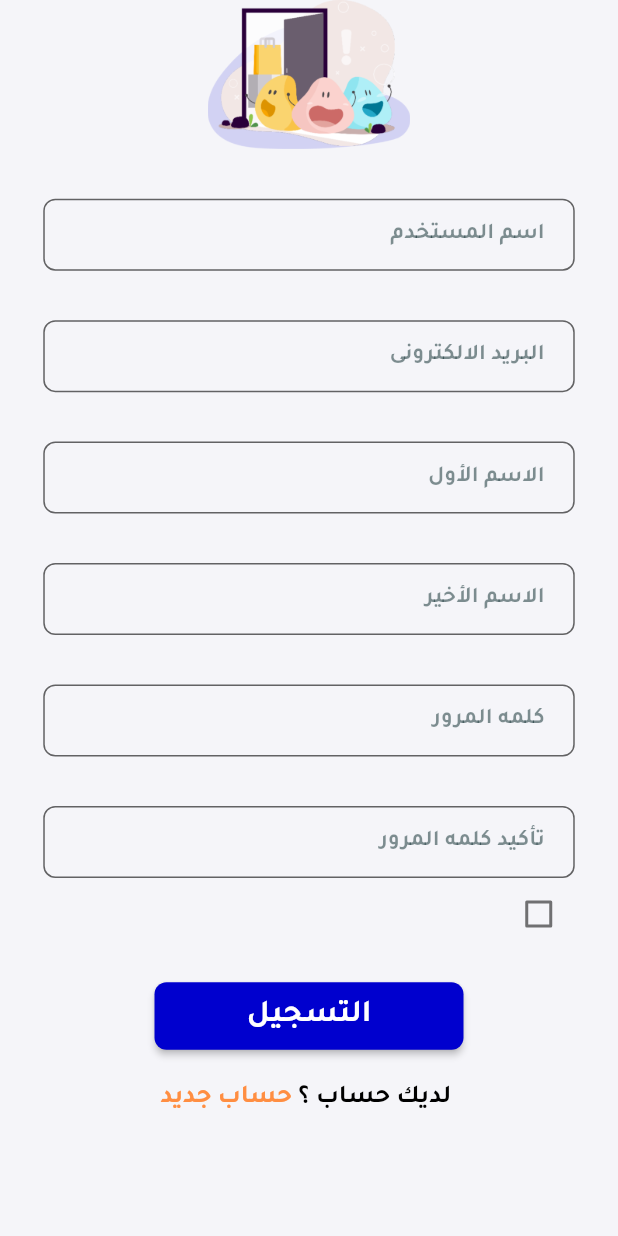
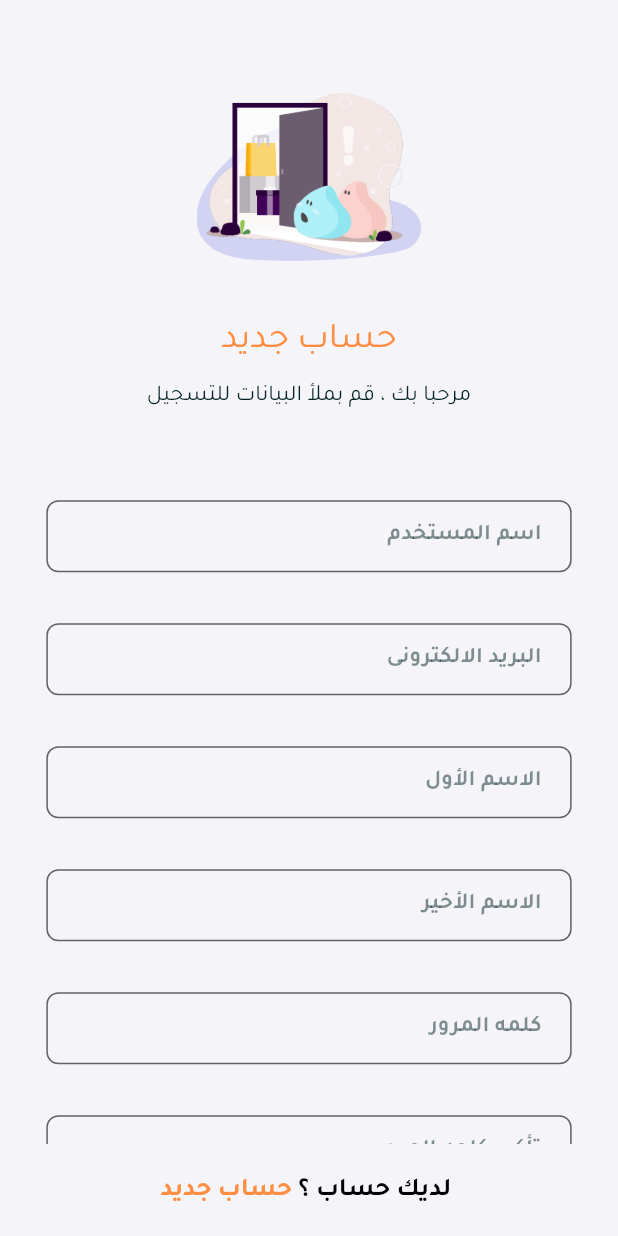
Before and after one commit to mod-ibr/E_commerce_app_kortobaa, a Flutter app: the RegisterViewAuth screen opened by its route, on a phone screen of 412 x 824 dp. Run offline on Flutter 3.47's test engine with Material 2 defaults, Android fonts, the phone set to English and light mode, and no system bars; our stand-ins replace awesome_dialog, dartz, device_preview, dio, flutter_bloc, flutter_screenutil and 4 more; missing offline and left inert: connectivity_checker; accounts and stored records are empty; generated files the repository leaves out were written again.

Commit message:
Register UI and Logic

```diff
--- a/lib/core/localization/l10n/intl_ar.arb
+++ b/lib/core/localization/l10n/intl_ar.arb
@@ -24,5 +24,6 @@
   "confirmPassword": "تأكيد كلمه المرور",
   "firstName": "الاسم الأول",
   "lastName": "الاسم الأخير",
-  "warning": "تحذير"
+  "warning": "تحذير",
+  "accountCreatedSuccessfully": "تهانينا، تم إنشاء الحساب بنجاح."
 }
--- a/lib/core/localization/l10n/intl_en.arb
+++ b/lib/core/localization/l10n/intl_en.arb
@@ -24,5 +24,6 @@
   "confirmPassword": "Confirm password",
   "firstName": "First name",
   "lastName": "Last name",
-  "warning": "Warning"
+  "warning": "Warning",
+  "accountCreatedSuccessfully": "Congratulations, account create successfully."
 }
--- a/lib/features/auth/presentation/views/auth_register_view.dart
+++ b/lib/features/auth/presentation/views/auth_register_view.dart
@@ -1,12 +1,28 @@
 import 'package:flutter/material.dart';
+import '../../../../core/localization/l10n.dart';
+import '../../../../core/utils/app_router.dart';
+import 'widgets/auth_footer.dart';
 import 'widgets/auth_register_view_body.dart';
 
 class RegisterViewAuth extends StatelessWidget {
   const RegisterViewAuth({super.key});
   @override
   Widget build(BuildContext context) {
-    return const Scaffold(
-      body: RegisterViewBodyAuth(),
+    final locale = getL10n(context);
+    final size = MediaQuery.of(context).size;
+    return Scaffold(
+      body: const RegisterViewBodyAuth(),
+      bottomNavigationBar: Padding(
+        padding: EdgeInsets.symmetric(vertical: size.width * 0.05),
+        child: FooterAuth(
+          title: locale.haveAccount,
+          bttnTitle: locale.newAccount,
+          onTap: () {
+            Navigator.pushNamedAndRemoveUntil(
+                context, kLogInView, (route) => false);
+          },
+        ),
+      ),
     );
   }
 }
--- a/lib/features/auth/presentation/views/widgets/auth_log_in_view_body.dart
+++ b/lib/features/auth/presentation/views/widgets/auth_log_in_view_body.dart
@@ -28,7 +28,7 @@ class LogInViewBodyAuth extends StatelessWidget {
               ),
             ),
             Padding(
-              padding: EdgeInsetsDirectional.only(bottom: 13.h),
+              padding: const EdgeInsetsDirectional.only(bottom: 13),
               child: Text(
                 locale.signIn,
                 style: theme.textTheme.headlineSmall?.copyWith(
@@ -37,7 +37,7 @@ class LogInViewBodyAuth extends StatelessWidget {
               ),
             ),
             Padding(
-              padding: EdgeInsetsDirectional.only(bottom: 79.h),
+              padding: const EdgeInsetsDirectional.only(bottom: 79),
               child: Text(
                 locale.pleaseLogInToCompletePurchase,
                 style: theme.textTheme.bodyLarge?.copyWith(
--- a/lib/features/auth/presentation/views/widgets/auth_log_in_view_form.dart
+++ b/lib/features/auth/presentation/views/widgets/auth_log_in_view_form.dart
@@ -79,10 +79,7 @@ class _LogInViewFormAuthState extends State<LogInViewFormAuth> {
         title: locale.warning,
         content: state.failure.errorMessage ??
             state.failure.exceptionType.toString(),
-        actions: [
-          TextButton(
-              child: Text(locale.ok), onPressed: () => Navigator.pop(context)),
-        ],
+
       );
     }
   }
--- a/lib/features/auth/presentation/views/widgets/auth_register_view_body.dart
+++ b/lib/features/auth/presentation/views/widgets/auth_register_view_body.dart
@@ -2,8 +2,6 @@ import 'package:flutter/material.dart';
 import 'package:flutter_screenutil/flutter_screenutil.dart';
 import '../../../../../core/constants/assets/assets_images.dart';
 import '../../../../../core/localization/l10n.dart';
-
-import 'auth_footer.dart';
 import 'auth_register_view_form.dart';
 
 class RegisterViewBodyAuth extends StatelessWidget {
@@ -11,33 +9,43 @@ class RegisterViewBodyAuth extends StatelessWidget {
 
   @override
   Widget build(BuildContext context) {
-    final size = MediaQuery.of(context).size;
     final locale = getL10n(context);
+    final theme = Theme.of(context);
 
     return Padding(
-      padding: EdgeInsets.symmetric(horizontal: size.width * 0.07),
+      padding: EdgeInsets.symmetric(horizontal: 27.w),
       child: SingleChildScrollView(
         physics: const BouncingScrollPhysics(),
         child: Column(
           mainAxisAlignment: MainAxisAlignment.center,
           children: [
-            Image.asset(
-              AssetsImages.signup,
-              width: 131.w,
-              height: 96.h,
+            Container(
+              margin: EdgeInsetsDirectional.only(top: 54.h, bottom: 32.h),
+              child: Image.asset(
+                AssetsImages.login,
+                width: 131.w,
+                height: 120.h,
+              ),
+            ),
+            Padding(
+              padding: const EdgeInsetsDirectional.only(bottom: 13),
+              child: Text(
+                locale.newAccount,
+                style: theme.textTheme.headlineSmall?.copyWith(
+                    fontWeight: FontWeight.w400,
+                    color: theme.colorScheme.primary),
+              ),
+            ),
+            Padding(
+              padding: const EdgeInsetsDirectional.only(bottom: 60),
+              child: Text(
+                locale.welcomeCompleteDataToSignUp,
+                style: theme.textTheme.bodyLarge?.copyWith(
+                    fontWeight: FontWeight.w400,
+                    color: theme.colorScheme.onPrimary),
+              ),
             ),
             const RegisterViewFormAuth(),
-            Padding(
-              padding: EdgeInsets.symmetric(vertical: size.width * 0.05),
-              child: FooterAuth(
-                title: locale.haveAccount,
-                bttnTitle: locale.newAccount,
-                onTap: () {
-                  // Navigator.pushNamedAndRemoveUntil(
-                  //     context, kLogInView, (route) => false);
-                },
-              ),
-            ),
           ],
         ),
       ),
--- a/lib/features/auth/presentation/views/widgets/auth_register_view_form.dart
+++ b/lib/features/auth/presentation/views/widgets/auth_register_view_form.dart
@@ -1,12 +1,13 @@
+import 'package:e_commerce_app/core/utils/functions/alert_dialogs.dart';
 import 'package:flutter/material.dart';
 import 'package:flutter_bloc/flutter_bloc.dart';
 import 'package:flutter_gen/gen_l10n/app_localizations.dart';
-
-import '../../../../../core/constants/assets/assets_icons.dart';
 import '../../../../../core/constants/constants.dart';
 import '../../../../../core/localization/l10n.dart';
 import '../../../../../core/presentation/views/widgets/elevated_bttn_custom.dart';
 import '../../../../../core/presentation/views/widgets/text_form_field_custom.dart';
+import '../../../../../core/utils/app_router.dart';
+import '../../../data/models/request_register.dart';
 import '../../manager/auth_cubit/auth_cubit.dart';
 
 class RegisterViewFormAuth extends StatefulWidget {
@@ -32,13 +33,12 @@ class _RegisterViewFormAuthState extends State<RegisterViewFormAuth> {
   @override
   Widget build(BuildContext context) {
     final locale = getL10n(context);
-    final theme = Theme.of(context);
     final size = MediaQuery.of(context).size;
     List<Widget> textFormFields = _getTextFormFields(locale);
 
     return BlocConsumer<AuthCubit, AuthState>(
       listener: (context, state) {
-        // _checkOnAuthState(state, context, locale);
+        _checkOnAuthState(state, context, locale);
       },
       builder: (context, state) {
         return Form(
@@ -46,33 +46,16 @@ class _RegisterViewFormAuthState extends State<RegisterViewFormAuth> {
           child: Column(
             children: [
               for (var i = 0; i < textFormFields.length; i++) ...[
-                SizedBox(height: size.height * 0.04),
-                textFormFields[i]
+                textFormFields[i],
+                const SizedBox(height: 34),
               ],
-              Row(
-                children: [
-                  Checkbox(
-                    value: isChecked,
-                    onChanged: (value) {
-                      if (value != null) {
-                        setState(() {
-                          isChecked = value;
-                        });
-                      }
-                    },
-                  ),
-                ],
-              ),
-              Padding(
-                padding: const EdgeInsets.only(top: 20),
-                child: ElevatedBttnCustom(
-                  width: size.width * 0.5,
-                  title: locale.register,
-                  isLoading: state is AuthLoading,
-                  onTap: () {
-                    // return _validateForm(context, locale);
-                  },
-                ),
+              ElevatedBttnCustom(
+                width: size.width,
+                title: locale.register,
+                isLoading: state is AuthLoading,
+                onTap: () {
+                  return _validateForm(context, locale);
+                },
               ),
             ],
           ),
@@ -81,66 +64,39 @@ class _RegisterViewFormAuthState extends State<RegisterViewFormAuth> {
     );
   }
 
-  // void _checkOnAuthState(
-  //     AuthState state, BuildContext context, AppLocalizations locale) {
-  //   if (state is AuthRegister) {
-  //     showCustomNdialog(
-  //       context,
-  //       content: locale.accountCreatedSuccessfully,
-  //       actions: [
-  //         TextButton(
-  //           child: Text(locale.ok),
-  //           onPressed: () {
-  //             hideSystemUI();
-  //             Navigator.pushNamedAndRemoveUntil(
-  //                 context, kLogInView, (route) => false);
-  //           },
-  //         ),
-  //       ],
-  //     );
-  //   } else if (state is AuthFailure) {
-  //     showCustomNdialog(
-  //       context,
-  //       title: locale.warning,
-  //       content: state.failure.errorMessage ??
-  //           state.failure.exceptionType.toString(),
-  //       actions: [
-  //         TextButton(
-  //             child: Text(locale.ok), onPressed: () => Navigator.pop(context))
-  //       ],
-  //     );
-  //   }
-  // }
+  void _checkOnAuthState(
+      AuthState state, BuildContext context, AppLocalizations locale) {
+    if (state is AuthRegister) {
+      showSuccessAlertDialog(context,
+          content: locale.accountCreatedSuccessfully,
+          btnOkOnPress: () => Navigator.pushNamedAndRemoveUntil(
+              context, kLogInView, (route) => false));
+    } else if (state is AuthFailure) {
+      showWarningAlertDialog(
+        context,
+        title: locale.warning,
+        content: state.failure.errorMessage ??
+            state.failure.exceptionType.toString(),
+      );
+    }
+  }
 
-  // Future<void> _validateForm(
-  //     BuildContext context, AppLocalizations locale) async {
-  //   final authCubit = getAuthCubit(context);
-  //   final ManagementCubit managementCubitProvider = getManagementCubit(context);
+  Future<void> _validateForm(
+      BuildContext context, AppLocalizations locale) async {
+    final authCubit = getAuthCubit(context);
 
-  //   if (_formKey.currentState!.validate()) {
-  //     if (!isChecked) {
-  //       showCustomNdialog(
-  //         context,
-  //         title: locale.pleaseNote,
-  //         content: locale.termsAndPrivacyNotAccepted,
-  //         actions: [
-  //           TextButton(
-  //               child: Text(locale.ok), onPressed: () => Navigator.pop(context))
-  //         ],
-  //       );
-  //       return;
-  //     }
-  //     authCubit.requestRegisterData = RequestRegister(
-  //       fullName: fullNameController.text,
-  //       email: emailController.text,
-  //       password: passwordController.text,
-  //       phoneNumber: phoneNumberController.text,
-  //     );
-  //     managementCubitProvider.getManagements();
+    if (_formKey.currentState!.validate()) {
+      authCubit.requestRegisterData = RequestRegister(
+        firstName: firstNameController.text,
+        lastName: lastNameController.text,
+        email: emailController.text,
+        password: passwordController.text,
+        username: userNameController.text,
+      );
 
-  //     Navigator.pushNamed(context, kCompleteDataView);
-  //   }
-  // }
+      authCubit.registerUser();
+    }
+  }
 
   List<TextFormFieldCustom> _getTextFormFields(AppLocalizations locale) => [
         TextFormFieldCustom(
@@ -172,7 +128,7 @@ class _RegisterViewFormAuthState extends State<RegisterViewFormAuth> {
           obscureText: false,
           keyboardType: TextInputType.phone,
           validator: (value) {
-            if (value == null || value.isEmpty || value.length < 11) {
+            if (value == null || value.isEmpty) {
               return locale.plzEnterValidName;
             }
             return null;
@@ -184,7 +140,7 @@ class _RegisterViewFormAuthState extends State<RegisterViewFormAuth> {
           obscureText: false,
           keyboardType: TextInputType.phone,
           validator: (value) {
-            if (value == null || value.isEmpty || value.length < 11) {
+            if (value == null || value.isEmpty) {
               return locale.plzEnterValidName;
             }
             return null;
```
Also changed, not shown: lib/core/utils/functions/alert_dialogs.dart (+6 -5 lines).
